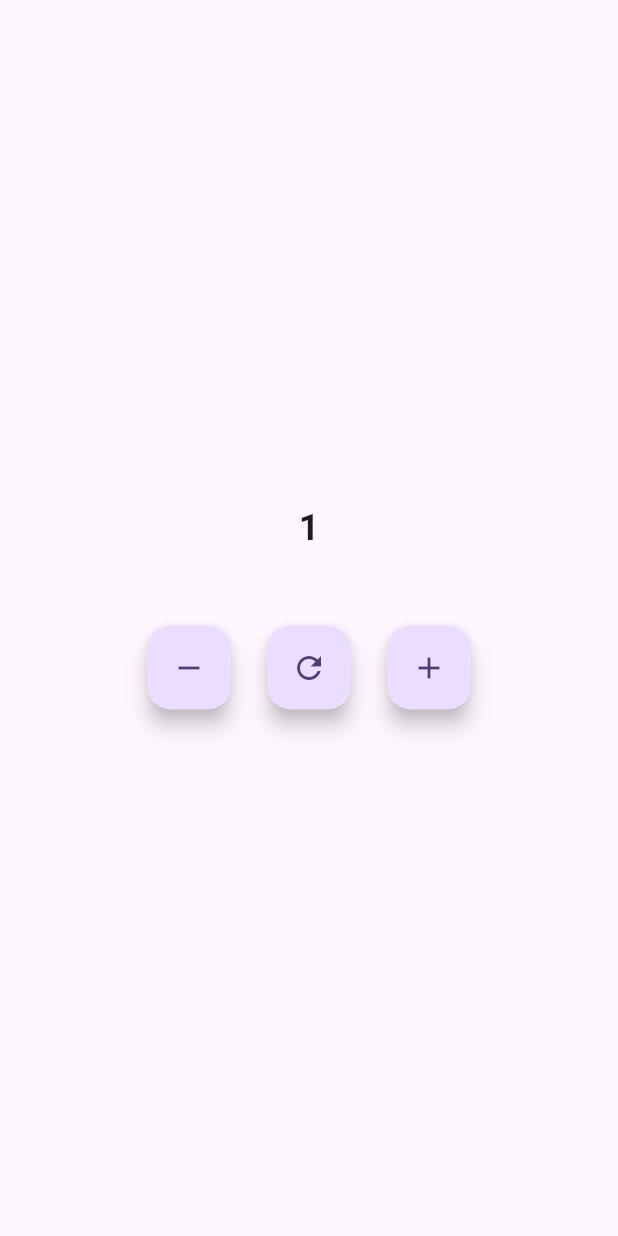
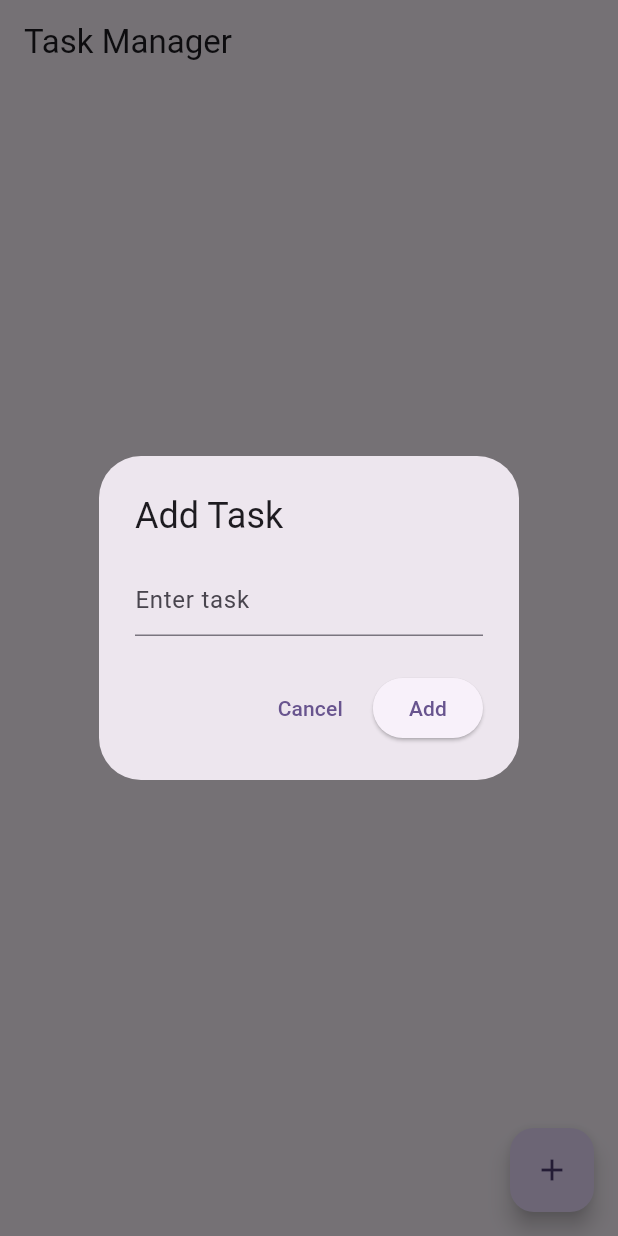
Before and after one commit to MohamedEmad7299/flutter_playground, a Flutter app: the screen it shows after launch, after a tap on the "add" icon, on a phone screen of 412 x 824 dp. Run offline on Flutter 3.47's test engine with Material 3 defaults, Android fonts, the phone set to English and light mode, and no system bars; our stand-ins replace flutter_riverpod, flutter_svg, google_fonts.

Commit message:
complete TaskScreen using riverpod

```diff
--- a/lib/main.dart
+++ b/lib/main.dart
@@ -1,6 +1,6 @@
 
 import 'package:flutter/material.dart';
-import 'package:flutter_playground/riverpod_tasks/counter_screen/counter_screen.dart';
+import 'package:flutter_playground/riverpod_tasks/task_screen/task_screen.dart';
 import 'package:flutter_riverpod/flutter_riverpod.dart';
 
 void main() {
@@ -20,7 +20,7 @@ class FlutterPlayground extends StatelessWidget {
       theme: ThemeData(
         colorScheme: ColorScheme.fromSeed(seedColor: Colors.deepPurple),
       ),
-      home: CounterScreen(),
+      home: TaskScreen(),
     );
   }
 }
--- /dev/null
+++ b/lib/riverpod_tasks/task_screen/task_controller.dart
@@ -0,0 +1,28 @@
+
+
+
+import 'package:flutter_riverpod/flutter_riverpod.dart';
+
+class TaskNotifier extends StateNotifier<List<String>>{
+  TaskNotifier() : super([]);
+
+  void addTask(String task) {
+    final updatedTasks = [...state,task];
+    state = updatedTasks;
+  }
+  void removeTask(int idx){
+    final updatedTasks = [...state]..removeAt(idx);
+    state = updatedTasks;
+  }
+
+  void editTask(int idx , String task){
+
+    final updatedTasks = [...state];
+    updatedTasks[idx] = task;
+    state = updatedTasks;
+  }
+}
+
+final taskNotifierProvider = StateNotifierProvider(
+    (ref) => TaskNotifier()
+);
--- /dev/null
+++ b/lib/riverpod_tasks/task_screen/task_screen.dart
@@ -0,0 +1,86 @@
+
+import 'package:flutter/material.dart';
+import 'package:flutter_playground/riverpod_tasks/task_screen/task_controller.dart';
+import 'package:flutter_riverpod/flutter_riverpod.dart';
+
+
+class TaskScreen extends ConsumerWidget {
+
+
+  final TextEditingController _controller = TextEditingController();
+
+  TaskScreen({super.key});
+
+  void _showTaskDialog({int? index , required List<String> tasks , required BuildContext context , required WidgetRef ref}) {
+
+    if (index != null) {
+      _controller.text = tasks[index];
+    } else {
+      _controller.clear();
+    }
+
+    showDialog(
+      context: context,
+      builder: (_) => AlertDialog(
+        title: Text(index == null ? "Add Task" : "Edit Task"),
+        content: TextField(
+          controller: _controller,
+          decoration: const InputDecoration(hintText: "Enter task"),
+        ),
+        actions: [
+          TextButton(
+            onPressed: () => Navigator.pop(context),
+            child: const Text("Cancel"),
+          ),
+          ElevatedButton(
+            onPressed: () {
+              if (_controller.text.trim().isEmpty) return;
+              if (index == null) {
+                ref.read(taskNotifierProvider.notifier).addTask(_controller.text.trim());
+              } else {
+                ref.read(taskNotifierProvider.notifier).editTask(index, _controller.text.trim());
+              }
+              Navigator.pop(context);
+            },
+            child: Text(index == null ? "Add" : "Save"),
+          ),
+        ],
+      ),
+    );
+  }
+
+  @override
+  Widget build(BuildContext context , WidgetRef ref) {
+
+    final tasks = ref.watch(taskNotifierProvider);
+
+    return Scaffold(
+      appBar: AppBar(title: const Text("Task Manager")),
+      body: ListView.builder(
+        itemCount: tasks.length,
+        itemBuilder: (context, index) => Card(
+          child: ListTile(
+            title: Text(tasks[index]),
+            trailing: Row(
+              mainAxisSize: MainAxisSize.min,
+              children: [
+                IconButton(
+                  icon: const Icon(Icons.edit, color: Colors.blue),
+                  onPressed: () => _showTaskDialog(index: index , tasks: tasks , context: context , ref: ref),
+                ),
+                IconButton(
+                  icon: const Icon(Icons.delete, color: Colors.red),
+                  onPressed: () => ref.read(taskNotifierProvider.notifier).removeTask(index),
+                ),
+              ],
+            ),
+          ),
+        ),
+      ),
+      floatingActionButton: FloatingActionButton(
+        onPressed: () => _showTaskDialog(tasks: tasks , context: context , ref: ref),
+        child: const Icon(Icons.add),
+      ),
+    );
+  }
+}
```
